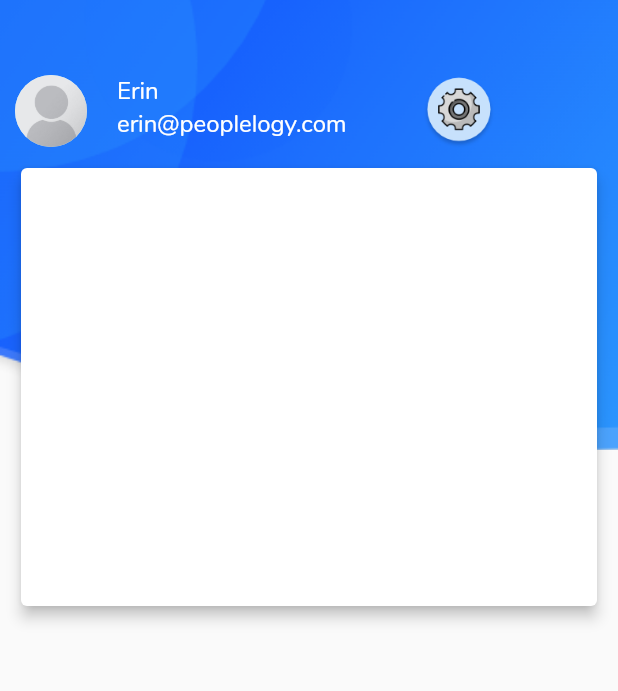
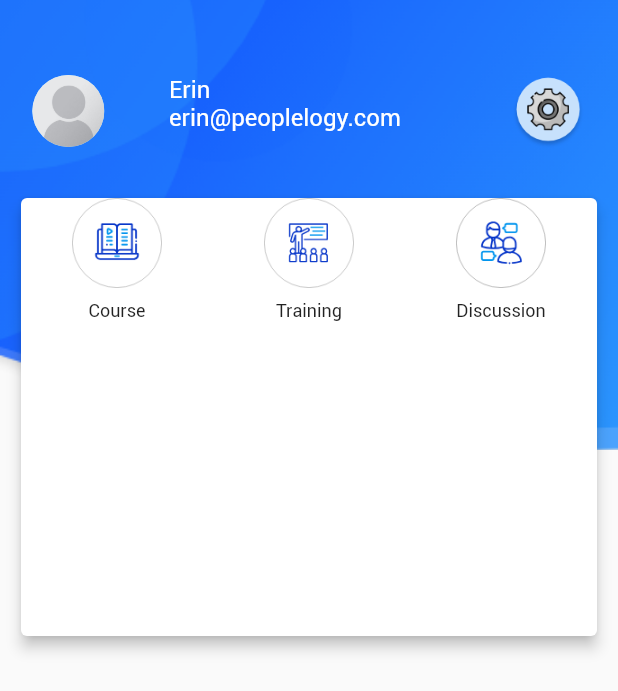
Before and after one commit to Erinziyi/Peopleaps_flutter, a Flutter app: the screen it shows after launch, after a tap on "Log in", on a phone screen of 412 x 824 dp. Shown: the top 691 px of the screen. Run offline on Flutter 3.47's test engine with Material 2 defaults, Android fonts, the phone set to English and light mode, and no system bars; our stand-ins replace rxdart.

Commit message:
Update Dashboard

```diff
--- a/lib/dashboard_page.dart
+++ b/lib/dashboard_page.dart
@@ -35,7 +35,7 @@ class DashboardPage extends StatelessWidget {
      margin: const EdgeInsets.only(top:50.0),
      child: new Row(
        crossAxisAlignment: CrossAxisAlignment.start,
-       mainAxisAlignment: MainAxisAlignment.start,
+       mainAxisAlignment: MainAxisAlignment.spaceAround,
        children: <Widget>[
          Padding(
            padding: const EdgeInsets.fromLTRB(0.0, 0.0, 0.0,10.0),
@@ -63,8 +63,6 @@ class DashboardPage extends StatelessWidget {
                  ),
                ),
              ],
-
-
            ),
          ),
          Container(
@@ -74,37 +72,115 @@ class DashboardPage extends StatelessWidget {
              children: <Widget>[
               Image.asset('assets/icon_setting_profile.png', height: 50.0,width:50.0 ),
              ],
-
            ),
          ),
-
-         ],
+       ],
      ),
-
    );
 }
 
 /*This is menu section to handle 6 buttons*/
 Widget menuSection(BuildContext context, int width_percent){
-    return new Container(
 
+  //All the menu icon and label set here. After that, generateMenuItems() function will render its menu automatically
+  List<MenuItem> menuItem  =  new List<MenuItem>();
+
+  MenuItem course = new MenuItem();
+  course.label  = "Course";
+  course.image  = "assets/icon_course.png";
+  menuItem.add(course);
+
+  MenuItem training = new MenuItem();
+  training.label  = "Training";
+  training.image  = "assets/icon_training.png";
+  menuItem.add(training);
+
+  MenuItem discussion = new MenuItem();
+  discussion.label  = "Discussion";
+  discussion.image  = "assets/icon_discussion.png";
+  menuItem.add(discussion);
+
+//  MenuItem notification = new MenuItem();
+//  course.label  = "Notification";
+//  course.image  = "assets/icon_notificaton.png";
+//  menuItem.add(notification);
+//
+//  MenuItem actionplan = new MenuItem();
+//  training.label  = "Action Plan";
+//  training.image  = "assets/icon_action_plan.png";
+//  menuItem.add(actionplan);
+//
+//  MenuItem Report = new MenuItem();
+//  discussion.label  = "Report";
+//  discussion.image  = "assets/icon_report.png";
+//  menuItem.add(Report);
+
+
+  return new Container(
       child:new Column(
         children: <Widget>[
           new Container(
-          alignment: Alignment.topCenter,
-            child: new Container(
+              margin: const EdgeInsets.only(top:20.0),
               height: 300.0,
               width: MediaQuery.of(context).size.width * width_percent,
               child: new Card(
                 color: Colors.white,
                 elevation: 4.0,
-              ),
+                child: new Row(
+                  crossAxisAlignment: CrossAxisAlignment.start,
+                  mainAxisAlignment: MainAxisAlignment.spaceAround,
+                      children: generateMenuItems(menuItem),
+                    //Automatically generate as much buttons as you wants based on array size,
+                  ),
+
+
+
+
+
+
+
+
             ),
 
           ),
+
         ],
       ),
     );
+}
+
+  //This function is to handle menu rendering from Array
+  generateMenuItems(List<MenuItem> menuItems)
+  {
+    List<Widget> list = new List<Widget>();
+    for(var i = 0; i < menuItems.length; i++){
+      list.add(buildButtonColumn(Image.asset(menuItems[i].image, height:60.0,width:60.0), menuItems[i].label));
+
+    }
+
+    return list;
+  }
+
+Column buildButtonColumn(assetImage,String label){
+  return Column(
+    mainAxisSize: MainAxisSize.min,
+    mainAxisAlignment: MainAxisAlignment.center,
+    children: <Widget>[
+      assetImage,
+      Container(
+        margin: const EdgeInsets.only(top:8),
+        child: new Text(
+          label,
+          style: TextStyle(
+            fontSize:12,
+            fontFamily:'Roboto'
+          ),
+        ),
+      ),
+
+    ],
+
+  );
 }
 
 //Parent layout to adjust all content's height. Mainly for scrollview control
@@ -118,10 +194,15 @@ Widget dashboardContentLayout(BuildContext context){
         headerSection(),
         menuSection(context, 95),
 
+
       ],
     ),
   );
 }
+}
 
-
+class MenuItem {
+  String image;
+  String label;
+  MenuItem({this.image, this.label});
 }
--- a/lib/main.dart
+++ b/lib/main.dart
@@ -17,7 +17,7 @@ class MyApp extends StatelessWidget {
       debugShowCheckedModeBanner: false,
       theme: ThemeData(
         primarySwatch: Colors.lightBlue,
-        fontFamily: 'Nunito',
+        fontFamily: 'Roboto',
       ),
       home: LoginPage(),
       routes: routes,
```
Also changed, not shown: pubspec.yaml (+11 -3 lines), assets/dashboard_background.png (deleted), assets/icon_action_plan.png (added), assets/icon_course.png (added), assets/icon_discussion.png (added), assets/icon_notification.png (added), assets/icon_report.png (added), assets/icon_training.png (added), fonts/paytone_one_regular.ttf (added), fonts/roboto.ttf (added), fonts/roboto_bold.ttf (added), fonts/roboto_medium.ttf (added), fonts/roboto_regular.ttf (added), fonts/roboto_thin.ttf (added).
